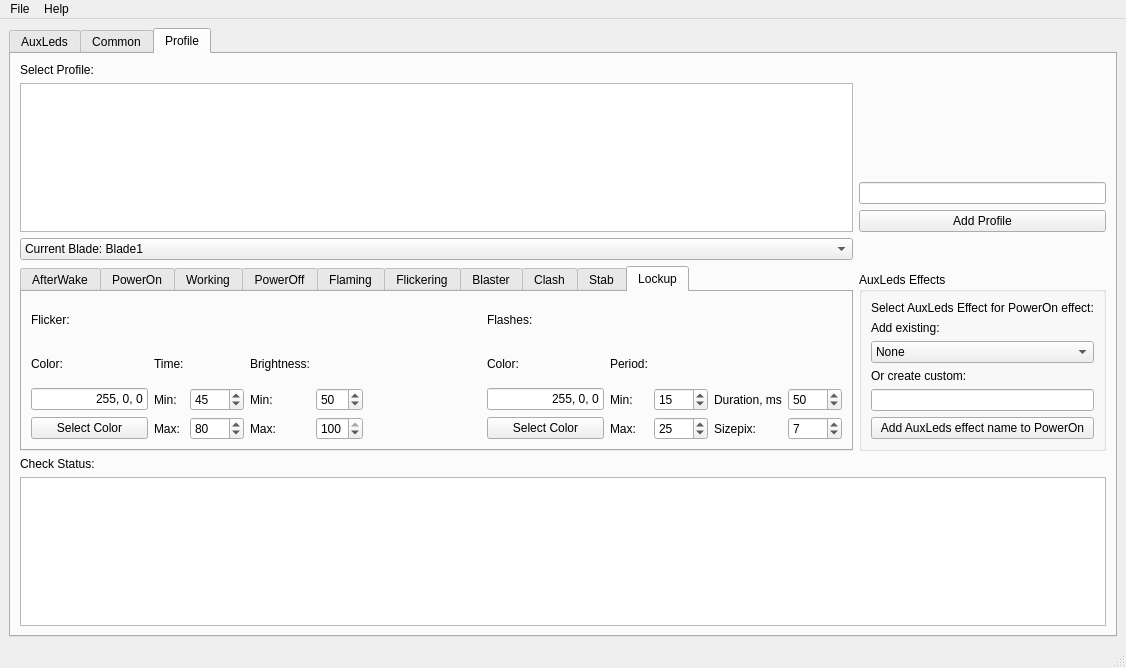
The window that Design.ui (raptorbox01/profileeditor) describes before a commit, drawn with Qt 5.
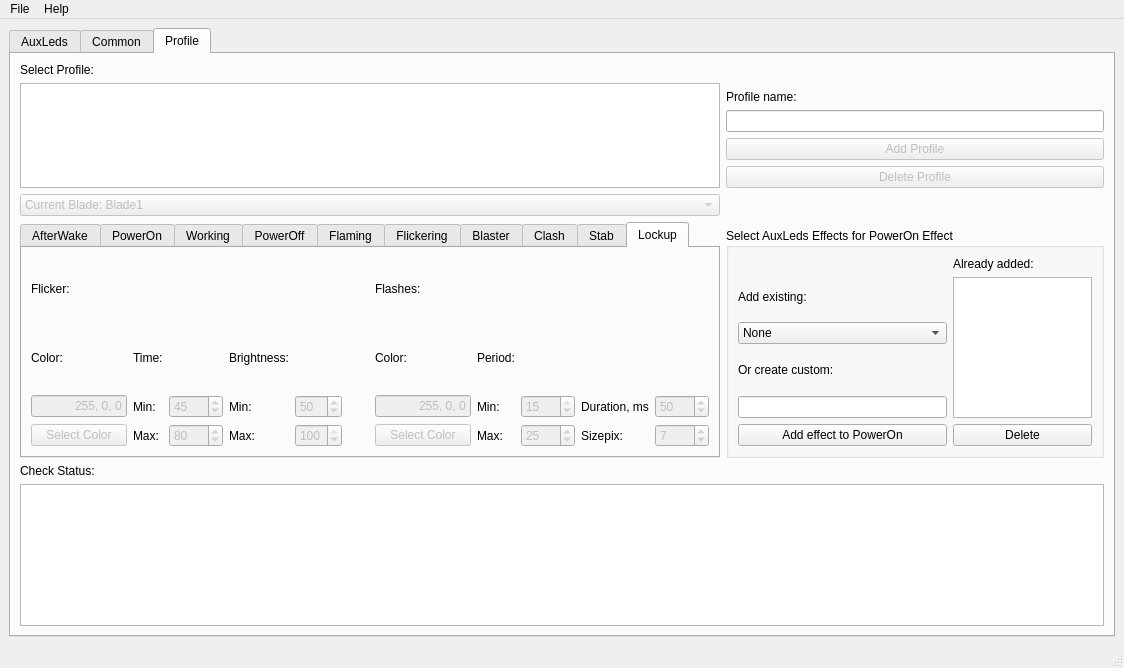
The same window after the commit. The open tabs and pages were chosen to show the change.

Commit message: +profile adding and deleting +profile data

What changed in the file:
```diff
--- a/Design.ui
+++ b/Design.ui
@@ -6,7 +6,7 @@
    <rect>
     <x>0</x>
     <y>0</y>
-    <width>1126</width>
+    <width>1124</width>
     <height>668</height>
    </rect>
   </property>
@@ -1455,7 +1455,7 @@
        <attribute name="title">
         <string>Profile</string>
        </attribute>
-       <layout class="QGridLayout" name="gridLayout_3" rowstretch="0,0,0,0,0,0,0,0,0" columnstretch="0,15,0">
+       <layout class="QGridLayout" name="gridLayout_3" rowstretch="0,0,0,0,0,0,0,0,0,0,0" columnstretch="0,0,0">
         <item row="0" column="1">
          <widget class="QLabel" name="LblProfile">
           <property name="text">
@@ -1463,21 +1463,28 @@
           </property>
          </widget>
         </item>
-        <item row="8" column="1" colspan="2">
+        <item row="3" column="2">
+         <widget class="QLineEdit" name="TxtAddProfile">
+          <property name="alignment">
+           <set>Qt::AlignBottom|Qt::AlignLeading|Qt::AlignLeft</set>
+          </property>
+         </widget>
+        </item>
+        <item row="10" column="1" colspan="2">
          <widget class="QTextBrowser" name="TxtProfileStatus"/>
         </item>
-        <item row="2" column="2">
-         <widget class="QLineEdit" name="TxtAddProfile"/>
-        </item>
-        <item row="7" column="1">
+        <item row="9" column="1">
          <widget class="QLabel" name="LblProfileStatus">
           <property name="text">
            <string>Check Status:</string>
           </property>
          </widget>
         </item>
-        <item row="4" column="1">
+        <item row="6" column="1">
          <widget class="QComboBox" name="CBBlade">
+          <property name="enabled">
+           <bool>false</bool>
+          </property>
           <item>
            <property name="text">
             <string>Current Blade: Blade1</string>
@@ -1490,40 +1497,57 @@
           </item>
          </widget>
         </item>
-        <item row="3" column="2">
+        <item row="4" column="2">
          <widget class="QPushButton" name="BtnProfile">
+          <property name="enabled">
+           <bool>false</bool>
+          </property>
           <property name="text">
            <string>Add Profile</string>
           </property>
          </widget>
         </item>
-        <item row="1" column="1" rowspan="3">
-         <widget class="QListView" name="ListProfiles"/>
-        </item>
-        <item row="6" column="2">
+        <item row="8" column="2">
          <widget class="QGroupBox" name="GBAuxLeds">
           <property name="title">
-           <string>AuxLeds Effects</string>
+           <string>Select AuxLeds Effects for PowerOn Effect</string>
           </property>
-          <layout class="QGridLayout" name="gridLayout_5">
-           <item row="0" column="1">
-            <widget class="QLabel" name="LblSelectAux">
+          <layout class="QGridLayout" name="gridLayout_5" columnstretch="0,15,10">
+           <item row="5" column="2">
+            <widget class="QLabel" name="label">
              <property name="text">
-              <string>Select AuxLeds Effect for PowerOn effect:</string>
+              <string>Already added:</string>
              </property>
             </widget>
            </item>
-           <item row="3" column="1">
+           <item row="10" column="2">
+            <widget class="QPushButton" name="BtnAuxDelete">
+             <property name="text">
+              <string>Delete</string>
+             </property>
+            </widget>
+           </item>
+           <item row="6" column="2" rowspan="4">
+            <widget class="QListView" name="ListAuxLeds"/>
+           </item>
+           <item row="10" column="1">
+            <widget class="QPushButton" name="BtnCReateAux">
+             <property name="text">
+              <string>Add effect to PowerOn</string>
+             </property>
+            </widget>
+           </item>
+           <item row="9" column="1">
+            <widget class="QLineEdit" name="TxtCreateAux"/>
+           </item>
+           <item row="8" column="1">
             <widget class="QLabel" name="LblCreateAux">
              <property name="text">
               <string>Or create custom:</string>
              </property>
             </widget>
            </item>
-           <item row="4" column="1">
-            <widget class="QLineEdit" name="TxtCreateAux"/>
-           </item>
-           <item row="2" column="1">
+           <item row="7" column="1">
             <widget class="QComboBox" name="CBAuxList">
              <item>
               <property name="text">
@@ -1532,24 +1556,17 @@
              </item>
             </widget>
            </item>
-           <item row="1" column="1">
+           <item row="6" column="1">
             <widget class="QLabel" name="LblAddAux">
              <property name="text">
               <string>Add existing:</string>
              </property>
             </widget>
            </item>
-           <item row="5" column="1">
-            <widget class="QPushButton" name="BtnCReateAux">
-             <property name="text">
-              <string>Add AuxLeds effect name to PowerOn</string>
-             </property>
-            </widget>
-           </item>
           </layout>
          </widget>
         </item>
-        <item row="5" column="1" rowspan="2">
+        <item row="7" column="1" rowspan="2">
          <widget class="QTabWidget" name="TabEffects">
           <property name="currentIndex">
            <number>1</number>
@@ -2398,8 +2415,11 @@
            <layout class="QGridLayout" name="gridLayout_23">
             <item row="4" column="8">
              <widget class="QSpinBox" name="SpinLockupPeriodMax">
+              <property name="enabled">
+               <bool>false</bool>
+              </property>
               <property name="minimum">
-               <number>1</number>
+               <number>15</number>
               </property>
               <property name="maximum">
                <number>9999</number>
@@ -2414,6 +2434,9 @@
             </item>
             <item row="3" column="6">
              <widget class="QLineEdit" name="TxtLockupFlashesColor">
+              <property name="enabled">
+               <bool>false</bool>
+              </property>
               <property name="text">
                <string>255, 0, 0</string>
               </property>
@@ -2424,6 +2447,9 @@
             </item>
             <item row="4" column="0">
              <widget class="QPushButton" name="BtnLockupFlickerColor">
+              <property name="enabled">
+               <bool>false</bool>
+              </property>
               <property name="text">
                <string>Select Color</string>
               </property>
@@ -2445,11 +2471,14 @@
             </item>
             <item row="3" column="2">
              <widget class="QSpinBox" name="SpinLockupTimeMin">
+              <property name="enabled">
+               <bool>false</bool>
+              </property>
               <property name="minimum">
                <number>1</number>
               </property>
               <property name="maximum">
-               <number>9999</number>
+               <number>80</number>
               </property>
               <property name="value">
                <number>45</number>
@@ -2472,6 +2501,9 @@
             </item>
             <item row="4" column="10">
              <widget class="QSpinBox" name="SpinLockupSizepix">
+              <property name="enabled">
+               <bool>false</bool>
+              </property>
               <property name="minimum">
                <number>1</number>
               </property>
@@ -2495,6 +2527,9 @@
             </item>
             <item row="3" column="0">
              <widget class="QLineEdit" name="TxtLockupFlickerColor">
+              <property name="enabled">
+               <bool>false</bool>
+              </property>
               <property name="inputMask">
                <string/>
               </property>
@@ -2508,6 +2543,9 @@
             </item>
             <item row="4" column="6">
              <widget class="QPushButton" name="BtnLockupFlashesColor">
+              <property name="enabled">
+               <bool>false</bool>
+              </property>
               <property name="text">
                <string>Select Color</string>
               </property>
@@ -2522,11 +2560,14 @@
             </item>
             <item row="3" column="8">
              <widget class="QSpinBox" name="SpinLockupPeriodMin">
+              <property name="enabled">
+               <bool>false</bool>
+              </property>
               <property name="minimum">
                <number>1</number>
               </property>
               <property name="maximum">
-               <number>9999</number>
+               <number>15</number>
               </property>
               <property name="singleStep">
                <number>1</number>
@@ -2538,6 +2579,9 @@
             </item>
             <item row="3" column="10">
              <widget class="QSpinBox" name="SpinLockupDuration">
+              <property name="enabled">
+               <bool>false</bool>
+              </property>
               <property name="minimum">
                <number>1</number>
               </property>
@@ -2568,6 +2612,12 @@
             </item>
             <item row="4" column="4">
              <widget class="QSpinBox" name="SpinLockupBrightnessMax">
+              <property name="enabled">
+               <bool>false</bool>
+              </property>
+              <property name="minimum">
+               <number>50</number>
+              </property>
               <property name="maximum">
                <number>100</number>
               </property>
@@ -2612,9 +2662,12 @@
              </widget>
             </item>
             <item row="4" column="2">
-             <widget class="QSpinBox" name="spinBox_21">
+             <widget class="QSpinBox" name="SpinLockupTimeMax">
+              <property name="enabled">
+               <bool>false</bool>
+              </property>
               <property name="minimum">
-               <number>1</number>
+               <number>45</number>
               </property>
               <property name="maximum">
                <number>9999</number>
@@ -2626,6 +2679,9 @@
             </item>
             <item row="3" column="4">
              <widget class="QSpinBox" name="SpinLockupBrightnessMin">
+              <property name="enabled">
+               <bool>false</bool>
+              </property>
               <property name="maximum">
                <number>100</number>
               </property>
@@ -2665,6 +2721,29 @@
           </widget>
          </widget>
         </item>
+        <item row="2" column="2">
+         <widget class="QLabel" name="LblProfile_2">
+          <property name="text">
+           <string>Profile name:</string>
+          </property>
+          <property name="alignment">
+           <set>Qt::AlignBottom|Qt::AlignLeading|Qt::AlignLeft</set>
+          </property>
+         </widget>
+        </item>
+        <item row="5" column="2">
+         <widget class="QPushButton" name="BtnDeleteProfile">
+          <property name="enabled">
+           <bool>false</bool>
+          </property>
+          <property name="text">
+           <string>Delete Profile</string>
+          </property>
+         </widget>
+        </item>
+        <item row="1" column="1" rowspan="5">
+         <widget class="QListWidget" name="LstProfile"/>
+        </item>
        </layout>
       </widget>
      </widget>
@@ -2676,7 +2755,7 @@
     <rect>
      <x>0</x>
      <y>0</y>
-     <width>1126</width>
+     <width>1124</width>
      <height>26</height>
     </rect>
    </property>
```
Left out of the diff: 186 changed lines with no effect on the pictures. The commit also changes 4 other files.
